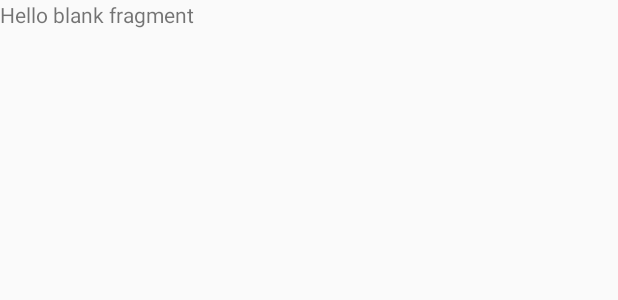
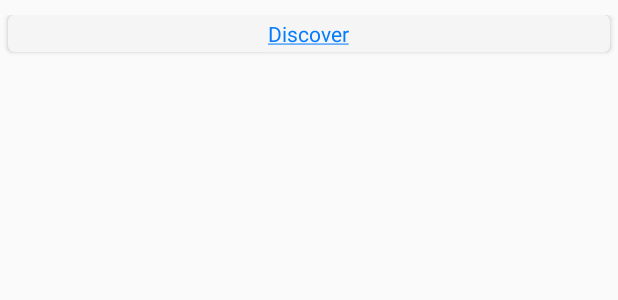
Before and after one commit to BookifyUdL/BookifyApp, an Android app: the layout fragment_library.xml on its own in the app's theme, with its tools: preview values and no code run, on a phone screen of 412 x 824 dp. Shown: the top 300 px of the screen. Run offline under Robolectric (Android 15) with nearby library versions, the phone set to English and light mode, and no system bars.

Commit message:
Library fragment grid added

```diff
--- a/app/src/main/java/com/example/readify/FirstTimeForm/RecyclerViewAdapterGenres.java
+++ b/app/src/main/java/com/example/readify/FirstTimeForm/RecyclerViewAdapterGenres.java
@@ -24,7 +24,7 @@ public class RecyclerViewAdapterGenres extends RecyclerView.Adapter<RecyclerView
     private User user;
 
     // data is passed into the constructor
-    RecyclerViewAdapterGenres(Context context, ArrayList<Genre> data, User user) {
+    public RecyclerViewAdapterGenres(Context context, ArrayList<Genre> data, User user) {
         this.mInflater = LayoutInflater.from(context);
         this.mData = data;
         this.user = user;
--- a/app/src/main/java/com/example/readify/Library/LibraryFragment.java
+++ b/app/src/main/java/com/example/readify/Library/LibraryFragment.java
@@ -5,12 +5,22 @@ import android.net.Uri;
 import android.os.Bundle;
 
 import androidx.fragment.app.Fragment;
+import androidx.recyclerview.widget.GridLayoutManager;
+import androidx.recyclerview.widget.RecyclerView;
 
 import android.view.LayoutInflater;
 import android.view.View;
 import android.view.ViewGroup;
 
+import com.example.readify.Adapters.BooksHorizontalAdapter;
+import com.example.readify.FirstTimeForm.GenresFragment;
+import com.example.readify.FirstTimeForm.RecyclerViewAdapterGenres;
+import com.example.readify.MainActivity;
+import com.example.readify.MockupsValues;
+import com.example.readify.Models.Book;
 import com.example.readify.R;
+
+import java.util.ArrayList;
 
 
 /**
@@ -48,10 +58,6 @@ public class LibraryFragment extends Fragment {
     // TODO: Rename and change types and number of parameters
     public static LibraryFragment newInstance(String param1, String param2) {
         LibraryFragment fragment = new LibraryFragment();
-        Bundle args = new Bundle();
-        args.putString(ARG_PARAM1, param1);
-        args.putString(ARG_PARAM2, param2);
-        fragment.setArguments(args);
         return fragment;
     }
 
@@ -68,7 +74,19 @@ public class LibraryFragment extends Fragment {
     public View onCreateView(LayoutInflater inflater, ViewGroup container,
                              Bundle savedInstanceState) {
         // Inflate the layout for this fragment
-        return inflater.inflate(R.layout.fragment_library, container, false);
+
+        View view = inflater.inflate(R.layout.fragment_library, container, false);
+        RecyclerView recyclerViewGenres = view.findViewById(R.id.recyclerViewGenres);
+        GridLayoutManager gridLayoutManager = new GridLayoutManager(view.getContext(), 3);
+        recyclerViewGenres.setLayoutManager(gridLayoutManager);
+
+        ArrayList genres = MockupsValues.getGenres();
+
+        //RecyclerViewAdapterGenres adapterGenres = new RecyclerViewAdapterGenres(getContext(), genres, MockupsValues.user);
+        //adapterGenres.setClickListener(GenresFragment.this);
+        BooksHorizontalAdapter booksAdapter = new BooksHorizontalAdapter((MainActivity) getActivity(),getContext(), MockupsValues.user.getLibrary(), false);
+        recyclerViewGenres.setAdapter(booksAdapter);
+        return view;
     }
 
     // TODO: Rename method, update argument and hook method into UI event
--- a/app/src/main/res/layout/fragment_library.xml
+++ b/app/src/main/res/layout/fragment_library.xml
@@ -1,14 +1,67 @@
 <?xml version="1.0" encoding="utf-8"?>
-<FrameLayout xmlns:android="http://schemas.android.com/apk/res/android"
+<LinearLayout xmlns:android="http://schemas.android.com/apk/res/android"
     xmlns:tools="http://schemas.android.com/tools"
     android:layout_width="match_parent"
     android:layout_height="match_parent"
+    android:orientation="vertical"
     tools:context=".Library.LibraryFragment">
 
     <!-- TODO: Update blank fragment layout -->
-    <TextView
+    <!--<TextView
         android:layout_width="match_parent"
-        android:layout_height="match_parent"
-        android:text="@string/hello_blank_fragment" />
+        android:layout_height="wrap_content"
+        android:text="@string/hello_blank_fragment" />-->
 
-</FrameLayout>
+    <ScrollView
+        android:layout_width="match_parent"
+        android:layout_height="match_parent">
+
+        <LinearLayout
+            android:layout_width="match_parent"
+            android:layout_height="match_parent"
+            android:orientation="vertical">
+
+            <androidx.recyclerview.widget.RecyclerView
+                android:id="@+id/recyclerViewGenres"
+                android:layout_width="match_parent"
+                android:layout_height="wrap_content"/>
+
+            <LinearLayout
+                android:id="@+id/discover_layout"
+                android:layout_width="match_parent"
+                android:layout_height="40dp"
+                android:orientation="vertical"
+                android:paddingTop="@dimen/margin_10dp">
+
+                <androidx.cardview.widget.CardView
+                    xmlns:card_view="http://schemas.android.com/apk/res-auto"
+                    android:id="@+id/card_view"
+                    android:layout_width="match_parent"
+                    android:layout_height="match_parent"
+                    android:layout_marginStart="5dp"
+                    android:layout_marginEnd="5dp"
+                    android:layout_marginBottom="5dp"
+                    card_view:cardCornerRadius="4dp"
+                    card_view:cardBackgroundColor="@color/colorGrayCardBackground">
+
+                    <TextView
+                        android:layout_gravity="center_vertical|center_horizontal"
+                        android:gravity="center_horizontal|center_vertical"
+                        android:layout_width="wrap_content"
+                        android:layout_height="wrap_content"
+                        android:text="@string/discover_link"
+                        android:textColor="@color/colorBlueLink"/>
+                </androidx.cardview.widget.CardView>
+
+            </LinearLayout>
+
+            <LinearLayout
+                android:id="@+id/empty_layout"
+                android:layout_width="match_parent"
+                android:layout_height="60dp"
+                android:orientation="vertical"/>
+
+        </LinearLayout>
+    </ScrollView>
+
+</LinearLayout>
```
